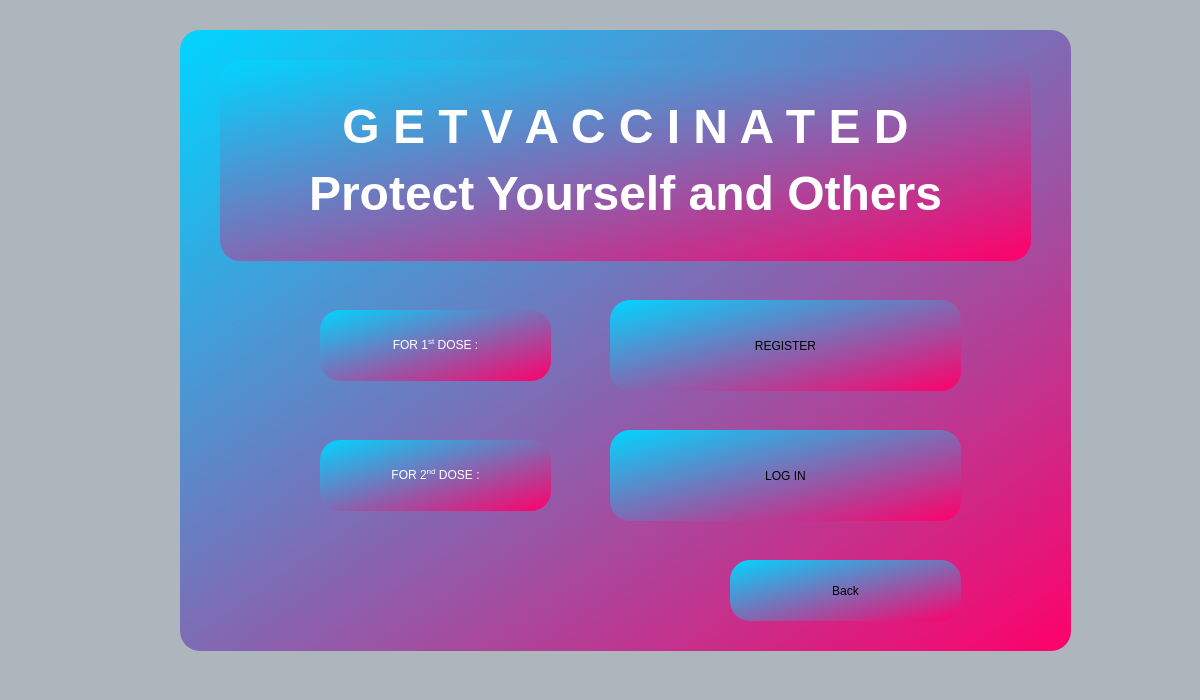
ayush-regmi/CoviCURE, file CoviCURE/Forms/Vaccine/vaccine_login.ui: the form before one commit.
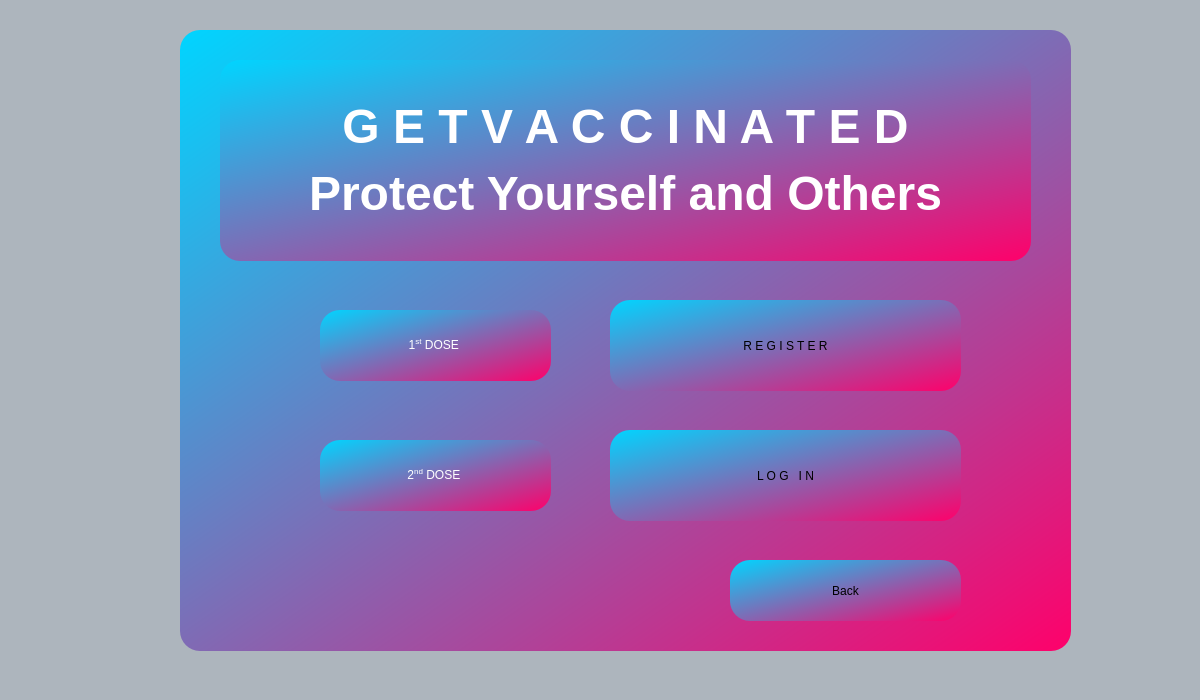
The form after the commit.

The edit to the form file:
```diff
--- a/CoviCURE/Forms/Vaccine/vaccine_login.ui
+++ b/CoviCURE/Forms/Vaccine/vaccine_login.ui
@@ -87,7 +87,7 @@
      <string notr="true"/>
     </property>
     <property name="text">
-     <string>LOG IN</string>
+     <string>L O G   I N</string>
     </property>
    </widget>
    <widget class="QPushButton" name="pushButton_register">
@@ -109,7 +109,7 @@
      <string notr="true"/>
     </property>
     <property name="text">
-     <string>REGISTER</string>
+     <string>R E G I S T E R</string>
     </property>
    </widget>
    <widget class="QPushButton" name="pushButton_back">
@@ -148,7 +148,7 @@
 color: rgb(255, 255, 255);</string>
     </property>
     <property name="text">
-     <string>&lt;html&gt;&lt;head/&gt;&lt;body&gt;&lt;p&gt;FOR 1&lt;span style=&quot; vertical-align:super;&quot;&gt;st&lt;/span&gt; DOSE :&lt;/p&gt;&lt;/body&gt;&lt;/html&gt;</string>
+     <string>&lt;html&gt;&lt;head/&gt;&lt;body&gt;&lt;p&gt;1&lt;span style=&quot; vertical-align:super;&quot;&gt;st&lt;/span&gt; DOSE &lt;/p&gt;&lt;/body&gt;&lt;/html&gt;</string>
     </property>
     <property name="alignment">
      <set>Qt::AlignCenter</set>
@@ -168,7 +168,7 @@
 color: rgb(255, 255, 255);</string>
     </property>
     <property name="text">
-     <string>&lt;html&gt;&lt;head/&gt;&lt;body&gt;&lt;p&gt;FOR 2&lt;span style=&quot; vertical-align:super;&quot;&gt;nd&lt;/span&gt; DOSE :&lt;/p&gt;&lt;/body&gt;&lt;/html&gt;</string>
+     <string>&lt;html&gt;&lt;head/&gt;&lt;body&gt;&lt;p&gt;2&lt;span style=&quot; vertical-align:super;&quot;&gt;nd&lt;/span&gt; DOSE &lt;/p&gt;&lt;/body&gt;&lt;/html&gt;</string>
     </property>
     <property name="alignment">
      <set>Qt::AlignCenter</set>
```
